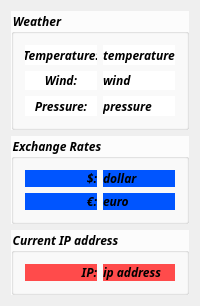
Ivanchik/DesktopHelperQT, file mainwindow.ui: the form before one commit.
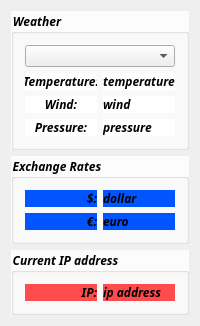
The form after the commit. Icons and pictures are not drawn.

The edit to the form file:
```diff
--- a/mainwindow.ui
+++ b/mainwindow.ui
@@ -72,6 +72,13 @@
       </property>
       <layout class="QHBoxLayout" name="horizontalLayout">
        <item>
+        <layout class="QVBoxLayout" name="allWeatherLayout">
+         <item>
+          <widget class="QComboBox" name="comboBox"/>
+         </item>
+         <item>
+          <layout class="QHBoxLayout" name="weatherWithoutBoxLayout">
+           <item>
         <layout class="QVBoxLayout" name="weatherNamesLayout">
          <property name="leftMargin">
           <number>0</number>
@@ -196,6 +203,10 @@
             <string>pressure</string>
            </property>
           </widget>
+             </item>
+            </layout>
+           </item>
+          </layout>
          </item>
         </layout>
        </item>
```
Lines whose indentation alone changed are shown as unchanged.
